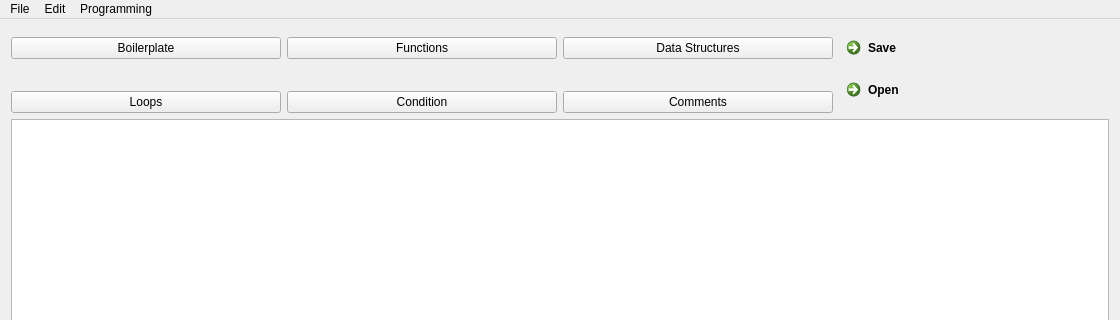
Above: form/display.ui from dymatic/guruIDE before the change; both pictures show x 0 to 1120 and y 0 to 320 of the 1120 by 641 pixel window. Below: the same form after it.
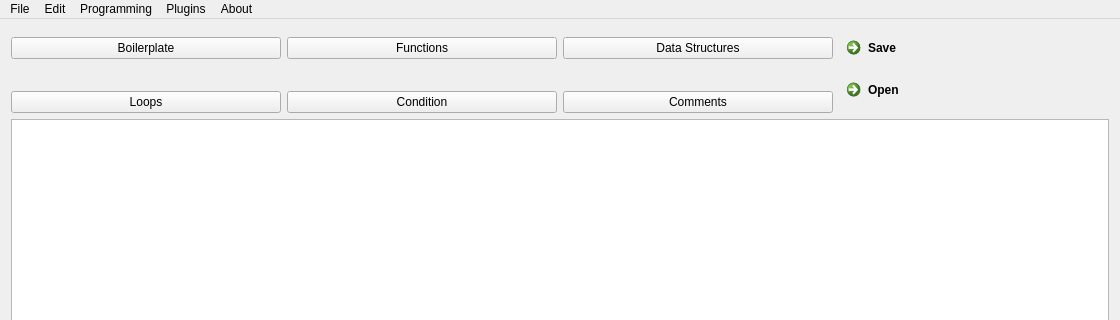
That is the form after the change.

Commit message: SCT integration, doc update, about box, new version

```diff
--- a/form/display.ui
+++ b/form/display.ui
@@ -106,7 +106,7 @@
      <x>0</x>
      <y>0</y>
      <width>1120</width>
-     <height>22</height>
+     <height>23</height>
     </rect>
    </property>
    <widget class="QMenu" name="menuFile">
@@ -135,9 +135,23 @@
     <addaction name="actionCopy"/>
     <addaction name="actionPaste"/>
    </widget>
+   <widget class="QMenu" name="menuPlugins">
+    <property name="title">
+     <string>Plugins</string>
+    </property>
+    <addaction name="actionSCT"/>
+   </widget>
+   <widget class="QMenu" name="menuAbout">
+    <property name="title">
+     <string>About</string>
+    </property>
+    <addaction name="actionGuru"/>
+   </widget>
    <addaction name="menuFile"/>
    <addaction name="menuEdit"/>
    <addaction name="menuProgramming"/>
+   <addaction name="menuPlugins"/>
+   <addaction name="menuAbout"/>
   </widget>
   <widget class="QStatusBar" name="statusBar"/>
   <action name="actionSave">
```
Left out of the diff: 10 changed lines with no effect on the pictures. The commit also changes 22 other files.
